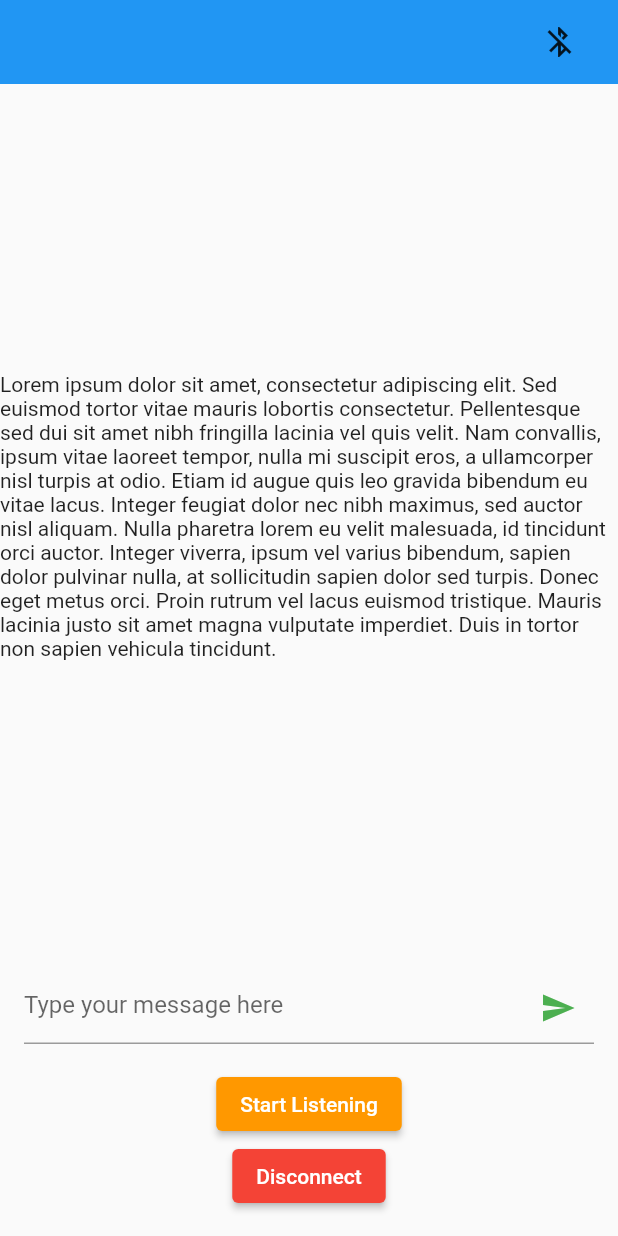
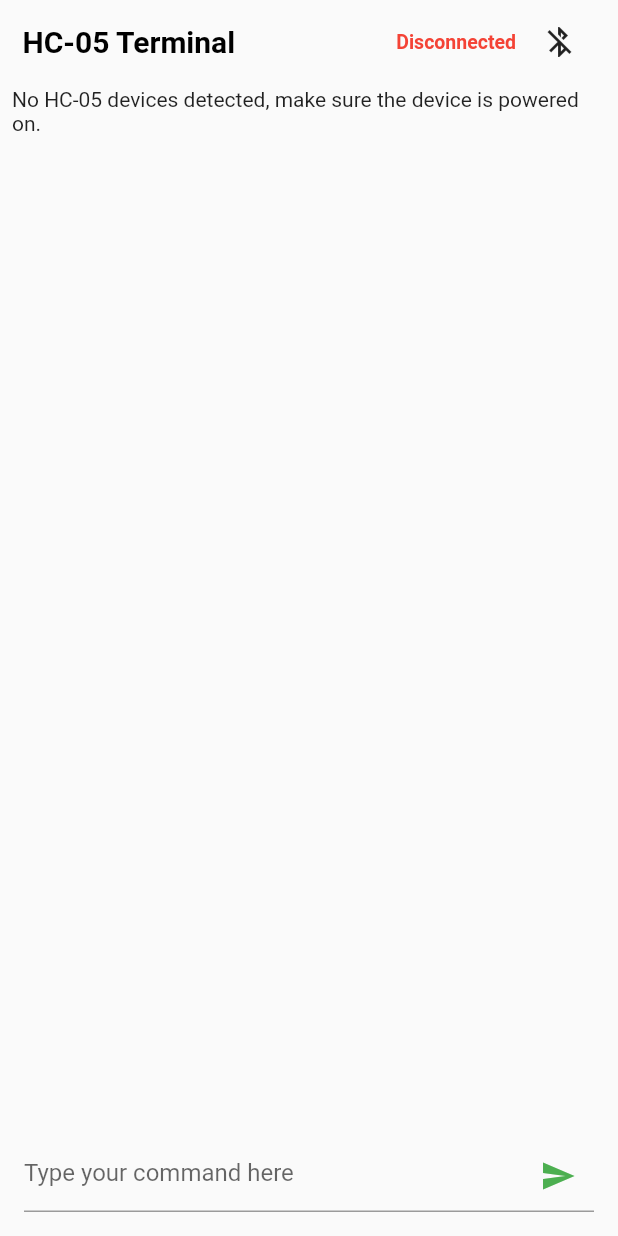
Before and after one commit to jeromecabugwason/ctrl, a Flutter app: the screen it shows after launch, after a tap on the "bluetooth disabled" icon, on a phone screen of 412 x 824 dp. Run offline on Flutter 3.47's test engine with Material 2 defaults, Android fonts, the phone set to English and light mode, and no system bars; our stand-ins replace flutter_bluetooth_serial.

Commit message:
slightly buggy

```diff
--- /dev/null
+++ b/lib/bluetooth/bluetooth_api.dart
@@ -0,0 +1,9 @@
+import 'package:ctrl/bluetooth/bluetooth_controller.dart';
+import 'package:ctrl/bluetooth/bluetooth_interactor.dart';
+import 'package:flutter_bluetooth_serial/flutter_bluetooth_serial.dart';
+
+class BluetoothApi {
+  FlutterBluetoothSerial get _getSerial => FlutterBluetoothSerial.instance;
+  BluetoothInteractor get _getInteractor => BluetoothInteractor(_getSerial);
+  BluetoothController get getController => BluetoothController(_getInteractor);
+}
--- /dev/null
+++ b/lib/bluetooth/bluetooth_controller.dart
@@ -0,0 +1,88 @@
+import 'package:ctrl/bluetooth/bluetooth_interactor.dart';
+import 'package:flutter/material.dart';
+
+class BluetoothController {
+  final BluetoothInteractor _service;
+
+  BluetoothController(this._service);
+
+  Future<String> connect() async {
+    bool isInPairedDevices = false;
+    bool isNotInPairedDevices = false;
+
+    bool isBluetoothFunctional = await checkBluetooth();
+
+    if (!isBluetoothFunctional) {
+      return 'Bluetooth has some issues, cannot proceed connecting';
+    }
+
+    isInPairedDevices = _service.scanInPairedDevices();
+    isNotInPairedDevices = _service.scan();
+
+    if (isInPairedDevices) {
+      return 'Found HC-05 module in paired devices';
+    }
+
+    if (isNotInPairedDevices) {
+      return 'Found HC-05 module in public, pairing..';
+    }
+
+    if (isInPairedDevices) {
+      _service.connect();
+    }
+
+    if (isNotInPairedDevices) {
+      _service.pair('1234');
+      _service.connect();
+    }
+
+    return 'No HC-05 devices detected, make sure the device is powered on.';
+  }
+
+  Stream<String> listen() {
+    return _service.startListening();
+  }
+
+  String send(String msg) {
+    bool isSuccess = _service.send(msg);
+
+    if (isSuccess) {
+      return 'Message Sent!';
+    } else {
+      return 'Message not sent, try  again later.';
+    }
+  }
+
+  String disconnect() {
+    bool isSuccess = _service.disconnect();
+
+    if (isSuccess) {
+      return 'Disconnected!';
+    } else {
+      return 'Not Disconnected, try  again later.';
+    }
+  }
+
+  bool isConnected() {
+    return _service.isConnected();
+  }
+
+  Future<bool> checkBluetooth() async {
+    bool isAvailable = await _service.isAvailable();
+    bool isEnabled = await _service.isEnabled();
+
+    debugPrint('bluetooth is available: $isAvailable');
+    debugPrint('bluetooth is enabled: $isEnabled');
+
+    if (isEnabled && isAvailable) {
+      return true;
+    } else {
+      // request permissions
+      return _service.requestEnable();
+    }
+  }
+
+  bool checkConnection() {
+    return _service.isConnected();
+  }
+}
--- /dev/null
+++ b/lib/bluetooth/bluetooth_interactor.dart
@@ -0,0 +1,128 @@
+import 'dart:convert';
+import 'dart:typed_data';
+
+import 'package:ctrl/bluetooth/bluetooth_test.dart';
+import 'package:flutter/cupertino.dart';
+import 'package:flutter_bluetooth_serial/flutter_bluetooth_serial.dart';
+
+class BluetoothInteractor {
+  // conn - abbreviation of connection
+  final FlutterBluetoothSerial _service;
+  late String _deviceAddress;
+  late BluetoothConnection _conn;
+
+  BluetoothInteractor(this._service);
+
+  bool scanInPairedDevices() {
+    bool isFound = false;
+
+    _service.getBondedDevices().then((devices) {
+      for (BluetoothDevice device in devices) {
+        if (device.name == 'HC-05') {
+          isFound = true;
+          _deviceAddress = device.address;
+        }
+      }
+    });
+
+    return isFound;
+  }
+
+  bool scan() {
+    bool isFound = false;
+
+    _service.startDiscovery().listen((e) {
+      // Check if the device is an HC-05 module
+      if (e.device.name == 'HC-05') {
+        isFound = true;
+        _deviceAddress = e.device.address;
+        _service.cancelDiscovery();
+      }
+    });
+
+    return isFound;
+  }
+
+  Future<void> connect() async {
+    _conn = await BluetoothConnection.toAddress(_deviceAddress);
+
+    debugPrint('Bluetooth is connected: ${_conn.isConnected}');
+  }
+
+  Future<BluetoothBondState> getBondSate() {
+    return _service.getBondStateForAddress(_deviceAddress);
+  }
+
+  Future<bool?> pair(String pin) {
+    return _service.bondDeviceAtAddress(_deviceAddress, pin: pin);
+  }
+
+  bool disconnect() {
+    bool isSuccess = false;
+
+    _conn
+        .close()
+        .then((value) => isSuccess = true)
+        .onError((error, stackTrace) => isSuccess = false);
+
+    return isSuccess;
+  }
+
+  Stream<String> startListening() {
+    return conn.input!.map(ascii.decode);
+  }
+
+  bool send(String msg) {
+    try {
+      conn.output.add(Uint8List.fromList(ascii.encode(msg)));
+      return true;
+    } catch (e) {
+      return false;
+    }
+  }
+
+  Future<bool> isAvailable() async {
+    try {
+      await _service.isAvailable;
+      debugPrint('isAvailable: true');
+      return true;
+    } catch (error) {
+      debugPrint('isAvailable: false');
+      return false;
+    }
+  }
+
+  Future<bool> isEnabled() async {
+    try {
+      await _service.isEnabled;
+      debugPrint('isEnabled: true');
+      return true;
+    } catch (error) {
+      debugPrint('isEnabled: false');
+      return false;
+    }
+  }
+
+  Future<BluetoothState?> state() async {
+    return await _service.state;
+  }
+
+  bool requestEnable() {
+    bool status = false;
+
+    _service
+        .requestEnable()
+        .then((value) => status = true)
+        .onError((error, stackTrace) => status = false);
+
+    return status;
+  }
+
+  bool isConnected() {
+    try {
+      return _conn.isConnected;
+    } catch (e) {
+      return false;
+    }
+  }
+}
--- a/lib/bluetooth/bluetooth_test.dart
+++ b/lib/bluetooth/bluetooth_test.dart
@@ -42,7 +42,7 @@
   // await FlutterBluetoothSerial.instance.getBondStateForAddress(address);
 
   // bool? isPaired = await FlutterBluetoothSerial.instance
-  //     .bondDeviceAtAddress(deviceAddress, pin: '0000');
+  //     .bondDeviceAtAddress(deviceAddress, pin: '1234');
 
   // print('bt is paired: $isPaired');
 
--- a/lib/button.dart
+++ /dev/null
@@ -1,8 +0,0 @@
-import 'package:ctrl/bluetooth/bluetooth_test.dart';
-import 'package:flutter_bluetooth_serial/flutter_bluetooth_serial.dart';
-
-void testModules() {
-  print("Testing");
-
-  testScanDevices();
-}
--- a/lib/main.dart
+++ b/lib/main.dart
@@ -1,4 +1,3 @@
-import 'package:ctrl/bluetooth/bluetooth_test.dart';
 import 'package:ctrl/screens/terminal_screen.dart';
 import 'package:flutter/material.dart';
 
@@ -13,7 +12,6 @@
   @override
   Widget build(BuildContext context) {
     return MaterialApp(
-      title: 'Flutter Demo',
       theme: ThemeData(
         primarySwatch: Colors.blue,
       ),
--- a/lib/screens/terminal_screen.dart
+++ b/lib/screens/terminal_screen.dart
@@ -1,6 +1,10 @@
 // ignore_for_file: library_private_types_in_public_api
 
+import 'dart:async';
+import 'package:ctrl/bluetooth/bluetooth_api.dart';
+import 'package:ctrl/bluetooth/bluetooth_controller.dart';
 import 'package:flutter/material.dart';
+import '../widgets/stream_text.dart';
 
 class TerminalScreen extends StatefulWidget {
   const TerminalScreen({Key? key}) : super(key: key);
@@ -10,17 +14,52 @@
 }
 
 class _TerminalScreenState extends State<TerminalScreen> {
-  bool isConnected = false;
+  final BluetoothController btApi = BluetoothApi().getController;
+
+  final StreamController<String> _streamController = StreamController<String>();
+  final TextEditingController _textEditingController = TextEditingController();
+  final FocusNode _focusNode = FocusNode();
+
+  bool _isConnected = false;
+
+  void _displayText(String text) {
+    _streamController.add(text);
+  }
+
+  void _handleTextFieldSubmit(String str) {
+    _displayText(str);
+    _textEditingController.clear();
+    _focusNode.requestFocus();
+
+    String res = btApi.send(str);
+    _displayText(res);
+  }
+
+  bool _checkConnection() {
+    return btApi.checkConnection();
+  }
+
+  Future<void> _handleConnection() async {
+    String res = await btApi.connect();
+
+    _displayText(res);
+
+    setState(() {
+      _isConnected = _checkConnection();
+    });
+  }
+
+  @override
+  void dispose() {
+    _textEditingController.dispose();
+    _streamController.close();
+    super.dispose();
+  }
 
   @override
   void initState() {
     super.initState();
-    isConnected = checkConnection();
-  }
-
-  bool checkConnection() {
-    // Implement your logic to check the connection status here
-    return false; // Return true if the device is connected, false otherwise
+    _isConnected = _checkConnection();
   }
 
   @override
@@ -30,40 +69,57 @@
         child: Column(
           crossAxisAlignment: CrossAxisAlignment.stretch,
           children: [
-          Container(
+            SizedBox(
               height: kToolbarHeight, // Use the same height as AppBar
-            color:
-                Theme.of(context).primaryColor, // Use the same color as AppBar
               child: Row(
-              mainAxisAlignment: MainAxisAlignment.end,
+                mainAxisAlignment: MainAxisAlignment.spaceBetween,
                 children: [
+                  const Padding(
+                    padding: EdgeInsets.only(left: 15),
+                    child: Text(
+                      'HC-05 Terminal',
+                      style: TextStyle(
+                        fontSize: 20.0,
+                        color: Colors.black,
+                        fontWeight: FontWeight.bold,
+                      ),
+                    ),
+                  ),
+                  Row(
+                    children: [
+                      Padding(
+                        padding: const EdgeInsets.only(right: 5),
+                        child: Text(
+                          _isConnected ? 'Connected' : 'Disconnected',
+                          style: TextStyle(
+                            color: _isConnected ? Colors.green : Colors.red,
+                            fontWeight: FontWeight.bold,
+                            fontSize: 13,
+                          ),
+                        ),
+                      ),
                       Padding(
                         padding: const EdgeInsets.only(right: 15),
                         child: IconButton(
                           icon: Icon(
-                      isConnected
-                          ? Icons.bluetooth_connected // Use connected icon
-                          : Icons.bluetooth_disabled, // Use disconnected icon
-                      color: isConnected
-                          ? Colors.green
-                          : null, // Set green color for connected icon
+                            _isConnected
+                                ? Icons
+                                    .bluetooth_connected // Use connected icon
+                                : Icons
+                                    .bluetooth_disabled, // Use disconnected icon
+                            color: _isConnected ? Colors.green : null,
                           ),
-                    onPressed: () {
-                      // Bluetooth icon logic...
-                    },
+                          onPressed: _handleConnection,
                         ),
-                )
+                      ),
+                    ],
+                  ),
                 ],
               ),
             ),
-          const Expanded(
-            child: Center(
-              child: SingleChildScrollView(
-                child: Text(
-                  // Your scrolling text here...
-                  'Lorem ipsum dolor sit amet, consectetur adipiscing elit. Sed euismod tortor vitae mauris lobortis consectetur. Pellentesque sed dui sit amet nibh fringilla lacinia vel quis velit. Nam convallis, ipsum vitae laoreet tempor, nulla mi suscipit eros, a ullamcorper nisl turpis at odio. Etiam id augue quis leo gravida bibendum eu vitae lacus. Integer feugiat dolor nec nibh maximus, sed auctor nisl aliquam. Nulla pharetra lorem eu velit malesuada, id tincidunt orci auctor. Integer viverra, ipsum vel varius bibendum, sapien dolor pulvinar nulla, at sollicitudin sapien dolor sed turpis. Donec eget metus orci. Proin rutrum vel lacus euismod tristique. Mauris lacinia justo sit amet magna vulputate imperdiet. Duis in tortor non sapien vehicula tincidunt.',
-                ),
-              ),
+            Expanded(
+              child: StreamText(
+                textStream: _streamController.stream,
               ),
             ),
             Container(
@@ -72,49 +128,28 @@
                 crossAxisAlignment: CrossAxisAlignment.stretch,
                 children: [
                   TextField(
+                    controller: _textEditingController,
+                    onSubmitted: _handleTextFieldSubmit,
+                    focusNode: _focusNode,
                     decoration: InputDecoration(
-                    hintText: 'Type your message here',
+                      hintText: 'Type your command here',
                       suffixIcon: IconButton(
                         onPressed: () {
-                        // Send message logic...
+                          _handleTextFieldSubmit(_textEditingController.text);
                         },
-                      icon: const Icon(Icons.send,
-                          color: Colors
-                              .green), // Set green color for the send icon
+                        icon: const Icon(
+                          Icons.send,
+                          color: Colors.green,
                         ),
                       ),
                     ),
-                const SizedBox(height: 16.0),
-                Column(
-                  mainAxisAlignment: MainAxisAlignment.spaceEvenly,
-                  children: [
-                    ElevatedButton(
-                      onPressed: () {
-                        // Start Listening button logic...
-                      },
-                      style: ElevatedButton.styleFrom(
-                        backgroundColor: Colors
-                            .orange, // Set orange color for Start Listening button
-                      ),
-                      child: const Text('Start Listening'),
-                    ),
-                    ElevatedButton(
-                      onPressed: () {
-                        // Disconnect button logic...
-                      },
-                      style: ElevatedButton.styleFrom(
-                        backgroundColor:
-                            Colors.red, // Set red color for Disconnect button
-                      ),
-                      child: const Text('Disconnect'),
-                    ),
-                  ],
                   ),
                 ],
               ),
             ),
           ],
         ),
-    ));
+      ),
+    );
   }
 }
--- /dev/null
+++ b/lib/widgets/stream_text.dart
@@ -0,0 +1,50 @@
+// ignore_for_file: library_private_types_in_public_api
+
+import 'package:flutter/material.dart';
+
+class StreamText extends StatefulWidget {
+  final Stream<String> textStream;
+
+  const StreamText({super.key, required this.textStream});
+
+  @override
+  _StreamTextState createState() => _StreamTextState();
+}
+
+class _StreamTextState extends State<StreamText> {
+  late ScrollController _controller;
+  final List<String> _lines = [];
+
+  @override
+  void initState() {
+    super.initState();
+    _controller = ScrollController();
+    widget.textStream.listen((String data) {
+      setState(() {
+        _lines.add(data);
+      });
+      // Scroll to the bottom of the ListView when new data is added
+      _controller.animateTo(
+        _controller.position.maxScrollExtent,
+        duration: const Duration(milliseconds: 150),
+        curve: Curves.easeOut,
+      );
+    });
+  }
+
+  @override
+  Widget build(BuildContext context) {
+    return ListView.builder(
+      controller: _controller,
+      itemCount: _lines.length,
+      itemBuilder: (context, index) {
+        return Padding(
+          padding: const EdgeInsets.symmetric(vertical: 2, horizontal: 8),
+          child: Text(
+            _lines[index],
+          ),
+        );
+      },
+    );
+  }
+}
--- a/pubspec.yaml
+++ b/pubspec.yaml
@@ -37,6 +37,7 @@
   # Use with the CupertinoIcons class for iOS style icons.
   cupertino_icons: ^1.0.2
   flutter_bluetooth_serial: ^0.4.0
+  fluttertoast: ^8.2.1
 
 dev_dependencies:
   flutter_test:
```
Also changed, not shown: pubspec.lock. Lines whose indentation alone changed are shown as unchanged.
